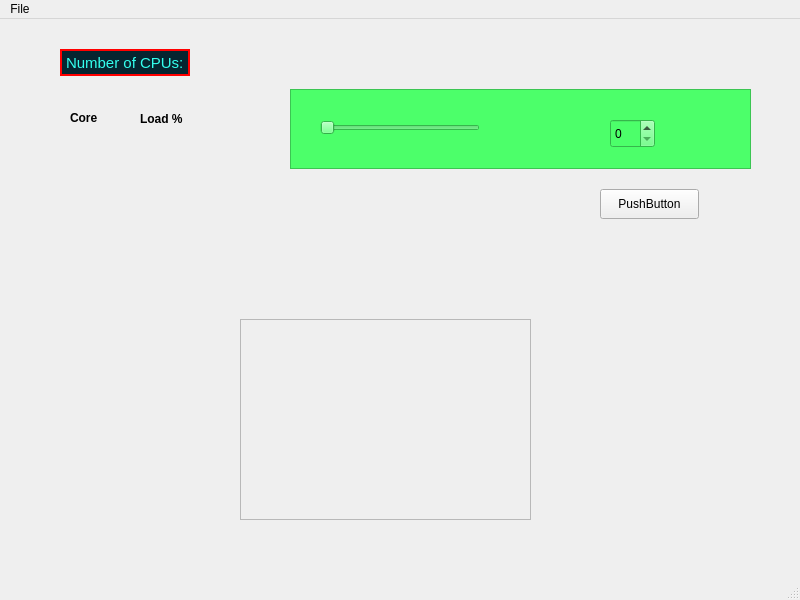
Before: the Qt Designer form CPU-Usage/mainwindow.ui in jentor67/Qt6Cmake, drawn with Qt 5.
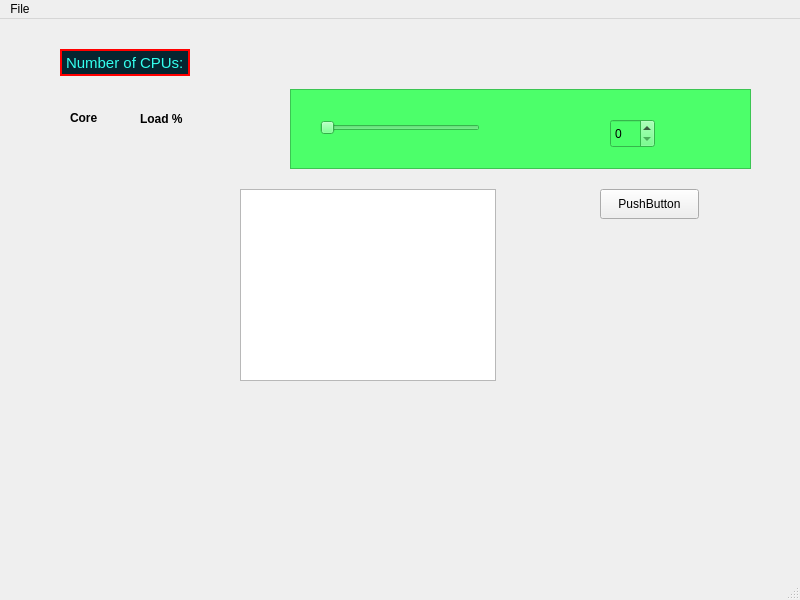
After: the same form once the commit is applied. Custom widgets are drawn as their Qt base class.

Patch:
```diff
--- a/CPU-Usage/mainwindow.ui
+++ b/CPU-Usage/mainwindow.ui
@@ -239,22 +239,6 @@
      </property>
     </widget>
    </widget>
-   <widget class="QFrame" name="painterFrame">
-    <property name="geometry">
-     <rect>
-      <x>240</x>
-      <y>300</y>
-      <width>291</width>
-      <height>201</height>
-     </rect>
-    </property>
-    <property name="frameShape">
-     <enum>QFrame::Shape::StyledPanel</enum>
-    </property>
-    <property name="frameShadow">
-     <enum>QFrame::Shadow::Raised</enum>
-    </property>
-   </widget>
    <widget class="QLabel" name="labelCore">
     <property name="geometry">
      <rect>
@@ -294,6 +278,16 @@
      <string>Load %</string>
     </property>
    </widget>
+   <widget class="QChartView" name="graphicsView">
+    <property name="geometry">
+     <rect>
+      <x>240</x>
+      <y>170</y>
+      <width>256</width>
+      <height>192</height>
+     </rect>
+    </property>
+   </widget>
   </widget>
   <widget class="QMenuBar" name="menubar">
    <property name="geometry">
@@ -319,6 +313,13 @@
    </property>
   </action>
  </widget>
+ <customwidgets>
+  <customwidget>
+   <class>QChartView</class>
+   <extends>QGraphicsView</extends>
+   <header>QtCharts/QChartView</header>
+  </customwidget>
+ </customwidgets>
  <resources/>
  <connections>
   <connection>
```
Left out of the diff: 2 changed lines with no effect on the pictures.
